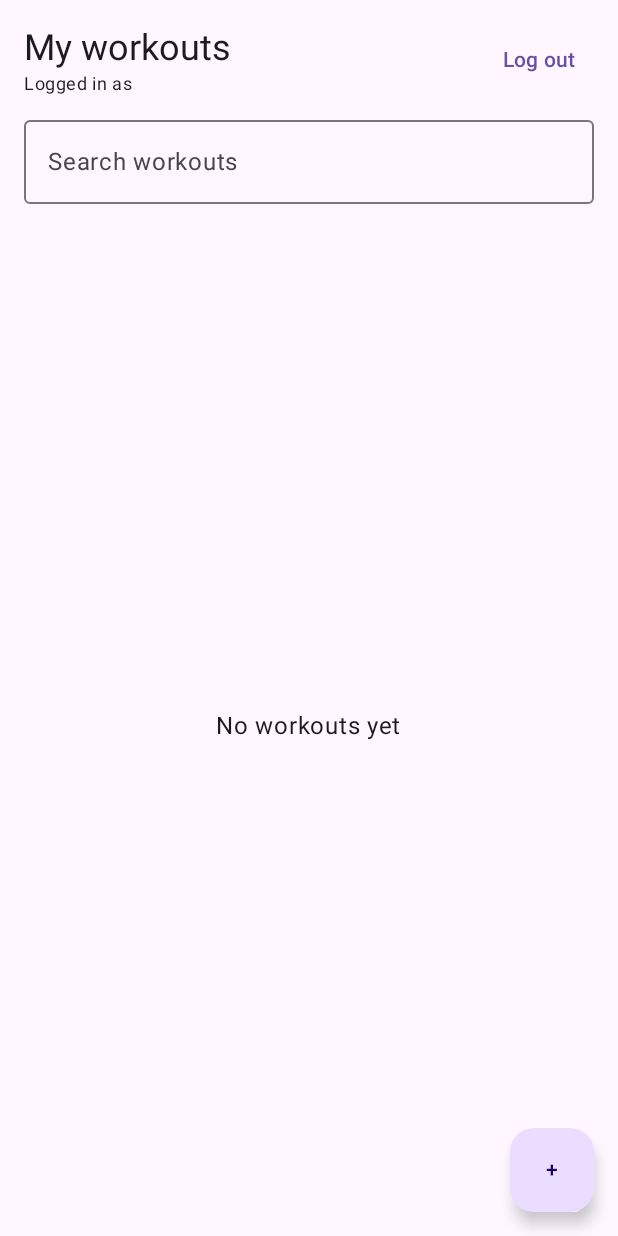
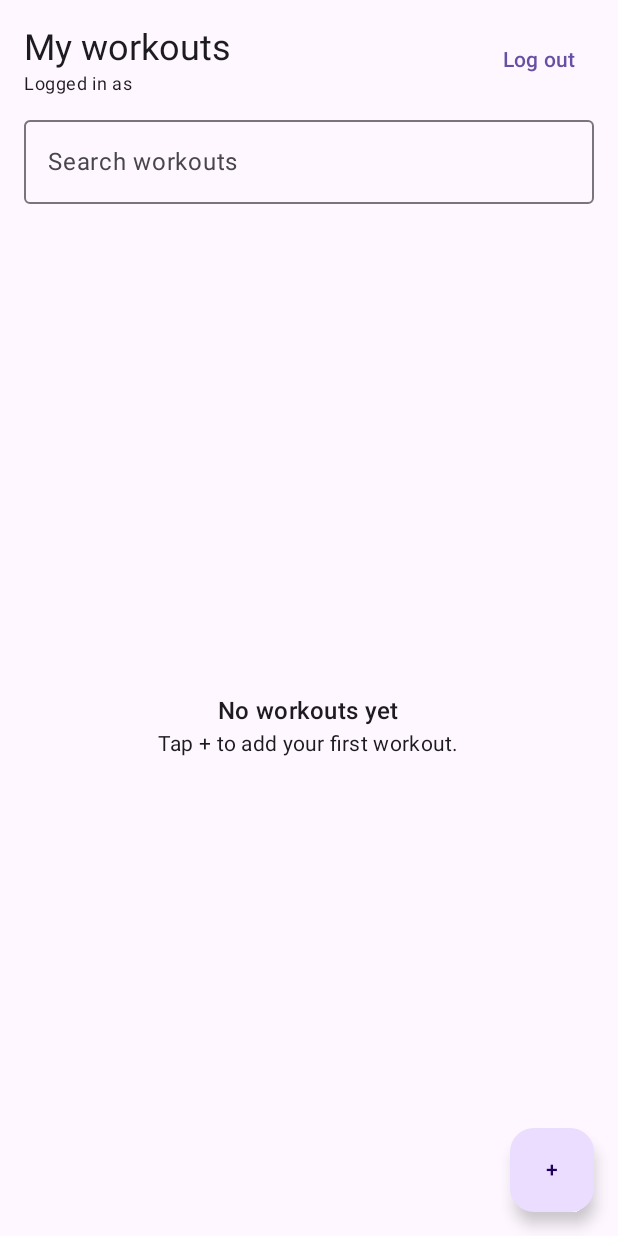
Before and after one commit to Ozodiy/gymbuddy-app, an Android app built with Jetpack Compose: the WorkoutListScreen screen opened through its navigation route, on a phone screen of 412 x 824 dp. Run offline under Robolectric (Android 15) with nearby library versions, the phone set to English and light mode, and no system bars; our stand-ins replace Firebase (no records; nobody signed in at launch, a user with empty details on screens opened directly).

Commit message:
feat(ui): empty list hint and no-results message (E3)
An empty list tells the user to add the first workout; a search without hits shows a different message.

Co-Authored-By: Claude Sonnet 5.5 <noreply@anthropic.com>

```diff
--- a/app/src/main/java/com/ozodbek/gymbuddy/ui/workouts/WorkoutListScreen.kt
+++ b/app/src/main/java/com/ozodbek/gymbuddy/ui/workouts/WorkoutListScreen.kt
@@ -115,9 +115,19 @@ fun WorkoutListScreen(
                         Button(onClick = viewModel::retry) { Text("Try again") }
                     }
 
-                    state.workouts.isEmpty() -> Text("No workouts yet", modifier = Modifier.align(Alignment.Center))
+                    // E3: an empty list invites the user to add the first workout ...
+                    state.workouts.isEmpty() -> EmptyMessage(
+                        title = "No workouts yet",
+                        hint = "Tap + to add your first workout.",
+                        modifier = Modifier.align(Alignment.Center)
+                    )
 
-                    state.visible.isEmpty() -> Text("No results", modifier = Modifier.align(Alignment.Center))
+                    // ... while a search without hits says something different.
+                    state.visible.isEmpty() -> EmptyMessage(
+                        title = "No workouts match “${state.query.trim()}”",
+                        hint = "Try another word or tap Clear.",
+                        modifier = Modifier.align(Alignment.Center)
+                    )
 
                     else -> LazyColumn(verticalArrangement = Arrangement.spacedBy(8.dp)) {
                         items(state.visible, key = { it.id }) { workout ->
@@ -156,3 +166,11 @@ private fun WorkoutRow(workout: Workout, onOpen: () -> Unit, onDelete: () -> Uni
         }
     }
 }
+
+@Composable
+private fun EmptyMessage(title: String, hint: String, modifier: Modifier = Modifier) {
+    Column(modifier = modifier, horizontalAlignment = Alignment.CenterHorizontally) {
+        Text(title, style = MaterialTheme.typography.titleMedium)
+        Text(hint, style = MaterialTheme.typography.bodyMedium)
+    }
+}
```
